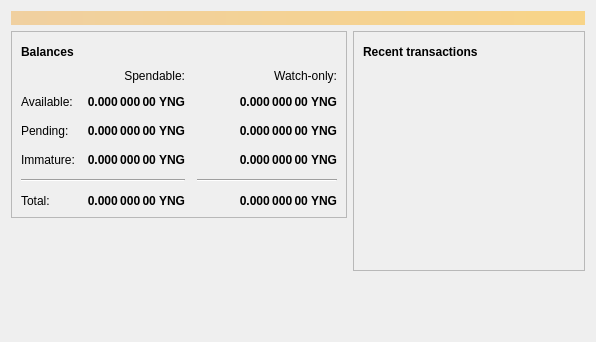
The window that src/qt/forms/overviewpage.ui (yangcoin/litecoin) describes before a commit, drawn with Qt 5.
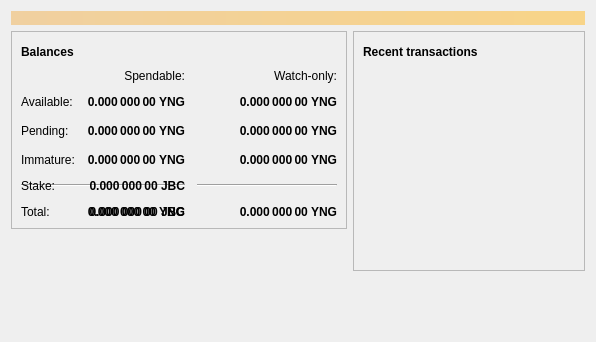
The same window after the commit. Icons and pictures are not drawn.

Patch:
```diff
--- a/src/qt/forms/overviewpage.ui
+++ b/src/qt/forms/overviewpage.ui
@@ -401,6 +401,64 @@
               </property>
              </widget>
             </item>
+            <item row="4" column="0">
+             <widget class="QLabel" name="labelStakeText">
+              <property name="text">
+               <string>Stake:</string>
+              </property>
+             </widget>
+            </item>
+            <item row="4" column="1">
+             <widget class="QLabel" name="labelStake">
+              <property name="font">
+               <font>
+                <weight>75</weight>
+                <bold>true</bold>
+               </font>
+              </property>
+              <property name="text">
+               <string>0.000 000 00 JBC</string>
+              </property>
+              <property name="alignment">
+               <set>Qt::AlignRight|Qt::AlignTrailing|Qt::AlignVCenter</set>
+              </property>
+              <property name="textInteractionFlags">
+               <set>Qt::LinksAccessibleByMouse|Qt::TextSelectableByKeyboard|Qt::TextSelectableByMouse</set>
+              </property>
+             </widget>
+            </item>
+            <item row="5" column="1">
+             <widget class="QLabel" name="labelWatchStake">
+              <property name="font">
+               <font>
+                <weight>75</weight>
+                <bold>true</bold>
+               </font>
+              </property>
+              <property name="text">
+               <string>0.000 000 00 JBC</string>
+              </property>
+              <property name="alignment">
+               <set>Qt::AlignRight|Qt::AlignTrailing|Qt::AlignVCenter</set>
+              </property>
+              <property name="textInteractionFlags">
+               <set>Qt::LinksAccessibleByMouse|Qt::TextSelectableByKeyboard|Qt::TextSelectableByMouse</set>
+              </property>
+             </widget>
+            </item>
+            <item row="2" column="3">
+             <spacer name="horizontalSpacer_21">
+              <property name="orientation">
+               <enum>Qt::Horizontal</enum>
+              </property>
+              <property name="sizeHint" stdset="0">
+               <size>
+                <width>40</width>
+                <height>20</height>
+               </size>
+              </property>
+             </spacer>
+            </item>
            </layout>
           </item>
          </layout>
```
